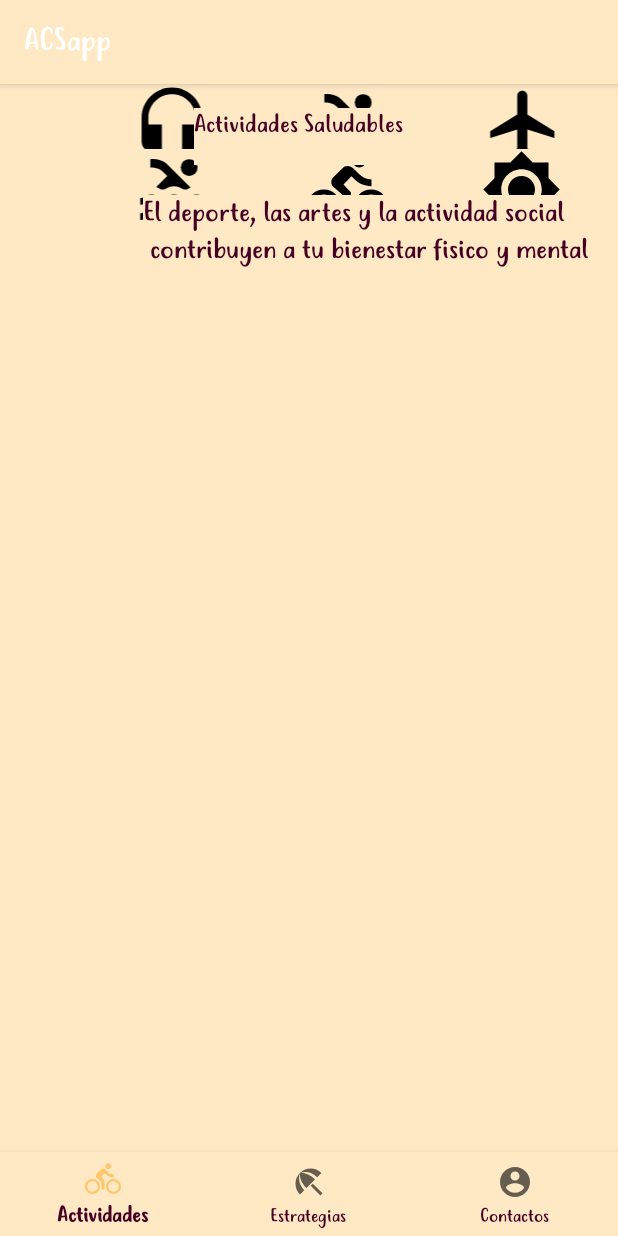
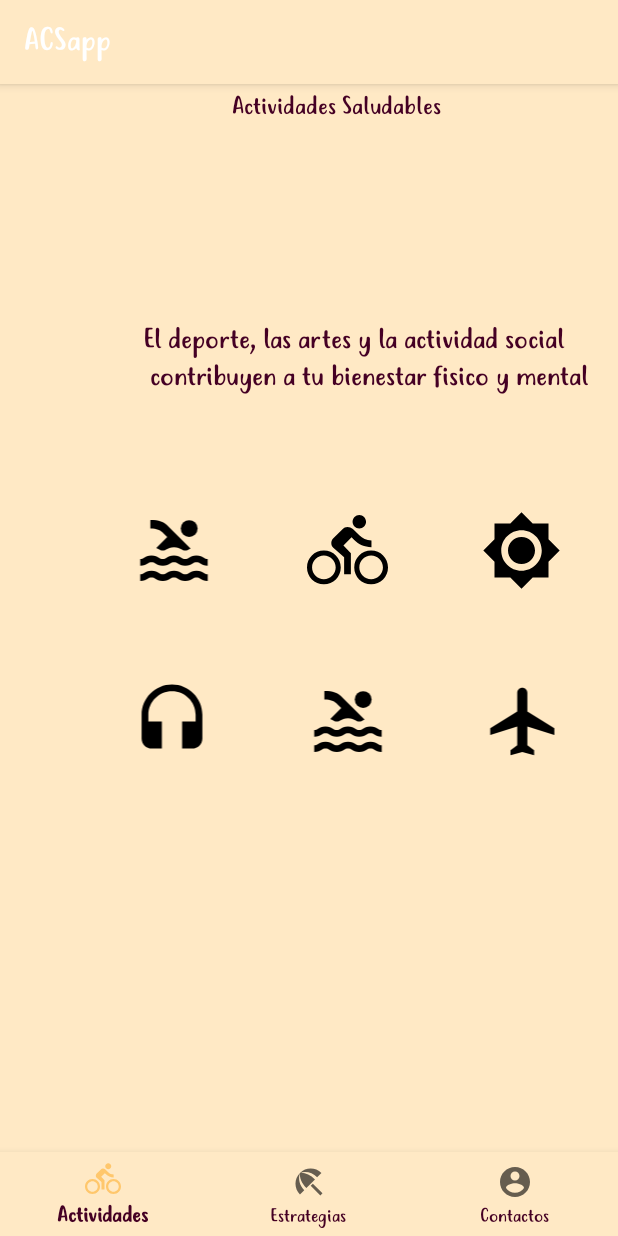
Before and after one commit to andresfelipe9619/ACSapp, an Android app: the screen it shows after launch (HomeActivity), on a phone screen of 412 x 824 dp. Run offline under Robolectric (Android 15) with nearby library versions, the phone set to English and light mode, and no system bars.

```diff
--- /dev/null
+++ b/app/src/main/java/com/example/hp/acsapp/datasource/model/Centro_emergencia.java
@@ -0,0 +1,8 @@
+package com.example.hp.acsapp.datasource.model;
+
+/**
+ * Created by camilojcr on 25/01/18.
+ */
+
+public class Centro_emergencia {
+}
--- /dev/null
+++ b/app/src/main/java/com/example/hp/acsapp/datasource/model/Contactos.java
@@ -0,0 +1,8 @@
+package com.example.hp.acsapp.datasource.model;
+
+/**
+ * Created by camilojcr on 25/01/18.
+ */
+
+public class Contactos {
+}
--- a/app/src/main/res/layout/fragment_actividades.xml
+++ b/app/src/main/res/layout/fragment_actividades.xml
@@ -14,13 +14,14 @@
         <LinearLayout
             android:id="@+id/linearLayout5"
             android:layout_width="352dp"
-            android:layout_height="54dp"
-            android:layout_marginBottom="8dp"
+            android:layout_height="0dp"
+            android:layout_marginBottom="180dp"
             android:layout_marginEnd="4dp"
             android:layout_marginTop="24dp"
             android:orientation="horizontal"
+            app:layout_constraintBottom_toBottomOf="parent"
             app:layout_constraintEnd_toEndOf="parent"
-            tools:layout_editor_absoluteY="277dp">
+            app:layout_constraintTop_toBottomOf="@+id/Titulo_Actividades">
 
             <ImageView
                 android:id="@+id/imageView7"
@@ -28,12 +29,14 @@
                 android:layout_height="54dp"
                 android:layout_weight="1"
                 app:srcCompat="@drawable/ic_headset_black_24dp" />
+
             <ImageView
                 android:id="@+id/imageView8"
                 android:layout_width="wrap_content"
                 android:layout_height="54dp"
                 android:layout_weight="1"
                 app:srcCompat="@drawable/ic_pool_black_24dp" />
+
             <ImageView
                 android:id="@+id/imageView9"
                 android:layout_width="wrap_content"
@@ -92,16 +95,18 @@
         <TextView
             android:id="@+id/Titulo_Actividades"
             android:layout_width="169dp"
-            android:layout_height="38dp"
+            android:layout_height="0dp"
+            android:layout_marginBottom="235dp"
             android:layout_marginEnd="76dp"
             android:layout_marginStart="8dp"
-            android:layout_marginTop="16dp"
+            android:layout_marginTop="4dp"
             android:ems="10"
             android:text="@string/titulo_fragment_actividades"
             android:textAppearance="@style/TextAppearance.AppCompat"
-            android:textSize="16dp"
+            android:textSize="16sp"
+            app:layout_constraintBottom_toTopOf="@+id/linearLayout5"
             app:layout_constraintEnd_toEndOf="parent"
-            app:layout_constraintHorizontal_bias="0.763"
+            app:layout_constraintHorizontal_bias="0.923"
             app:layout_constraintStart_toStartOf="parent"
             app:layout_constraintTop_toTopOf="parent" />
 
```
Also changed, not shown: 5 other files.
